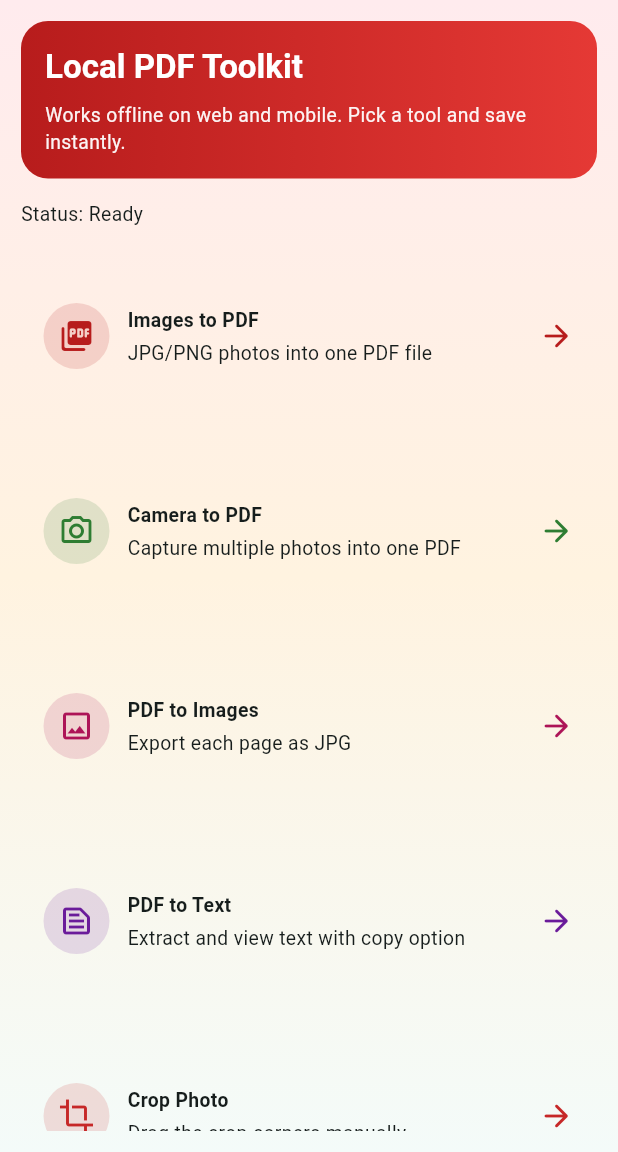
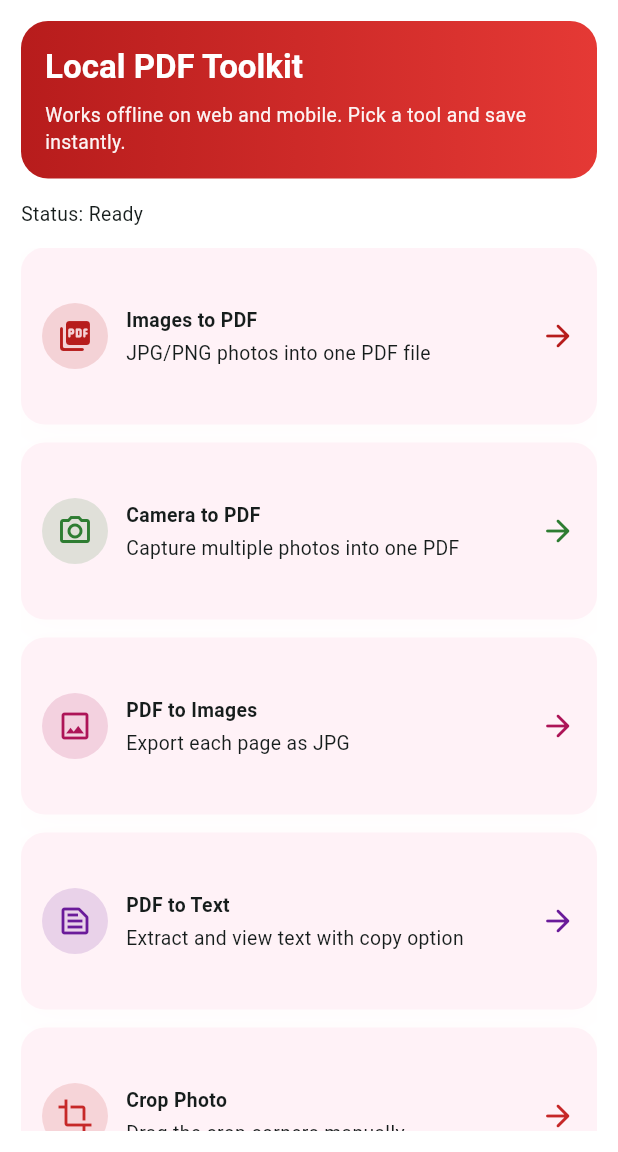
Before and after one commit to maheenmmzafeer/PDF_Studio, a Flutter app: the screen it shows after launch, on a phone screen of 412 x 824 dp, the part 84-1236 px from its top. Run offline on Flutter 3.47's test engine with Material 3 defaults, Android fonts, the phone set to English and light mode, and no system bars; our stand-ins replace file_picker, image_picker, pdf, printing; missing offline and left inert: crop_your_image, file_saver, syncfusion_flutter_pdf.

Commit message:
Improved UI

```diff
--- a/lib/main.dart
+++ b/lib/main.dart
@@ -898,15 +898,7 @@ class _HomeScreenState extends State<HomeScreen> {
             children: <Widget>[
               Container(
                 decoration: BoxDecoration(
-                  gradient: LinearGradient(
-                    begin: Alignment.topCenter,
-                    end: Alignment.bottomCenter,
-                    colors: <Color>[
-                      const Color(0xFFFFEBEE),
-                      const Color(0xFFFFF3E0),
-                      Theme.of(context).colorScheme.surface,
-                    ],
-                  ),
+                  color: Colors.white,
                 ),
                 child: Center(
                   child: ConstrainedBox(
@@ -1135,19 +1127,21 @@ class _ToolCard extends StatelessWidget {
 
   @override
   Widget build(BuildContext context) {
-    return InkWell(
+    const buttonColor = Color.fromARGB(255, 255, 242, 247);
+    return Material(
+      color: Colors.transparent,
+      child: InkWell(
         borderRadius: BorderRadius.circular(16),
         onTap: onTap,
-      child: Ink(
+        child: Container(
           decoration: BoxDecoration(
             borderRadius: BorderRadius.circular(16),
-          color: Colors.white,
-          border: Border.all(color: color.withValues(alpha: 0.22)),
+            color: buttonColor,
             boxShadow: <BoxShadow>[
               BoxShadow(
-              color: color.withValues(alpha: 0.1),
-              blurRadius: 14,
-              offset: const Offset(0, 4),
+                color: const Color.fromARGB(28, 255, 227, 231),
+                blurRadius: 18,
+                offset: const Offset(0, 6),
               ),
             ],
           ),
@@ -1183,6 +1177,7 @@ class _ToolCard extends StatelessWidget {
                 ),
                 Icon(Icons.arrow_forward_rounded, color: color),
               ],
+            ),
           ),
         ),
       ),
```
Lines whose indentation alone changed are shown as unchanged.
